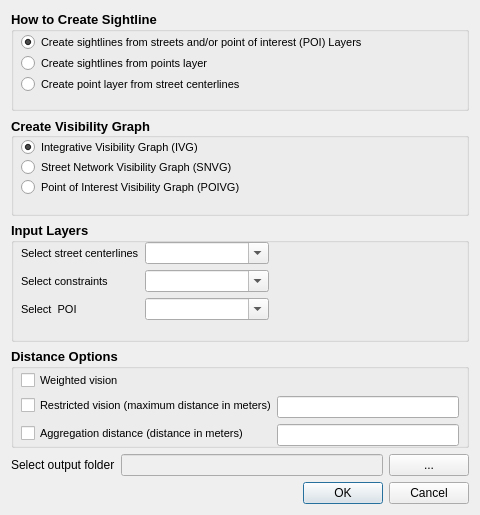
Before: the Qt Designer form poi_visibility_network_dialog_base.ui in achic19/poi_visibility_network2, drawn with Qt 5.
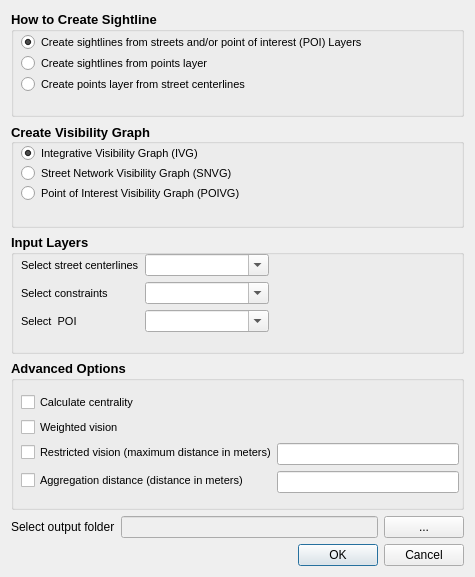
After: the same form once the commit is applied.

```diff
--- a/poi_visibility_network_dialog_base.ui
+++ b/poi_visibility_network_dialog_base.ui
@@ -6,8 +6,8 @@
    <rect>
     <x>0</x>
     <y>0</y>
-    <width>480</width>
-    <height>515</height>
+    <width>475</width>
+    <height>577</height>
    </rect>
   </property>
   <property name="windowTitle">
@@ -25,7 +25,7 @@
      <property name="minimumSize">
       <size>
        <width>0</width>
-       <height>90</height>
+       <height>100</height>
       </size>
      </property>
      <property name="font">
@@ -102,7 +102,7 @@
           </font>
          </property>
          <property name="text">
-          <string>Create point layer from street centerlines</string>
+          <string>Create points layer from street centerlines</string>
          </property>
         </widget>
        </item>
@@ -357,7 +357,7 @@
      <property name="minimumSize">
       <size>
        <width>0</width>
-       <height>100</height>
+       <height>150</height>
       </size>
      </property>
      <property name="font">
@@ -368,7 +368,7 @@
       </font>
      </property>
      <property name="title">
-      <string>Distance Options</string>
+      <string>Advanced Options</string>
      </property>
      <widget class="QWidget" name="layoutWidget">
       <property name="geometry">
@@ -376,7 +376,7 @@
         <x>10</x>
         <y>20</y>
         <width>438</width>
-        <height>80</height>
+        <height>126</height>
        </rect>
       </property>
       <layout class="QFormLayout" name="formLayout_2">
@@ -398,7 +398,7 @@
        <property name="horizontalSpacing">
         <number>0</number>
        </property>
-       <item row="0" column="0">
+       <item row="1" column="0">
         <widget class="QCheckBox" name="checkBox_2">
          <property name="font">
           <font>
@@ -412,7 +412,7 @@
          </property>
         </widget>
        </item>
-       <item row="1" column="0">
+       <item row="3" column="0">
         <widget class="QCheckBox" name="checkBox">
          <property name="font">
           <font>
@@ -426,7 +426,7 @@
          </property>
         </widget>
        </item>
-       <item row="1" column="1">
+       <item row="3" column="1">
         <widget class="QLineEdit" name="lineEdit_2">
          <property name="enabled">
           <bool>true</bool>
@@ -446,7 +446,7 @@
          </property>
         </widget>
        </item>
-       <item row="2" column="0">
+       <item row="5" column="0">
         <widget class="QCheckBox" name="checkBox_3">
          <property name="font">
           <font>
@@ -460,7 +460,7 @@
          </property>
         </widget>
        </item>
-       <item row="2" column="1">
+       <item row="5" column="1">
         <widget class="QLineEdit" name="lineEdit_3">
          <property name="sizePolicy">
           <sizepolicy hsizetype="Preferred" vsizetype="Fixed">
@@ -477,12 +477,29 @@
          </property>
         </widget>
        </item>
+       <item row="0" column="0">
+        <widget class="QCheckBox" name="checkBox_centrality">
+         <property name="font">
+          <font>
+           <pointsize>8</pointsize>
+           <weight>50</weight>
+           <bold>false</bold>
+          </font>
+         </property>
+         <property name="text">
+          <string>Calculate centrality</string>
+         </property>
+        </widget>
+       </item>
       </layout>
      </widget>
     </widget>
    </item>
    <item>
     <layout class="QHBoxLayout" name="horizontalLayout_2">
+     <property name="sizeConstraint">
+      <enum>QLayout::SetNoConstraint</enum>
+     </property>
      <item>
       <widget class="QLabel" name="label_12">
        <property name="text">
```
